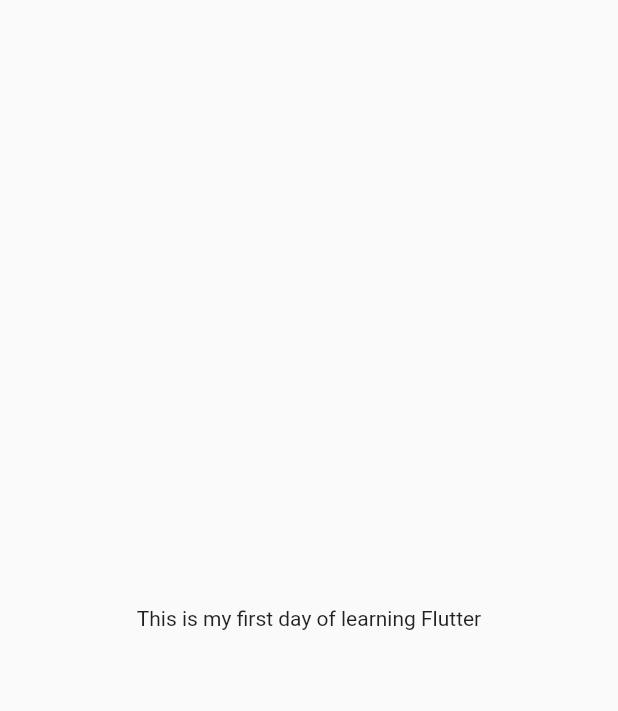
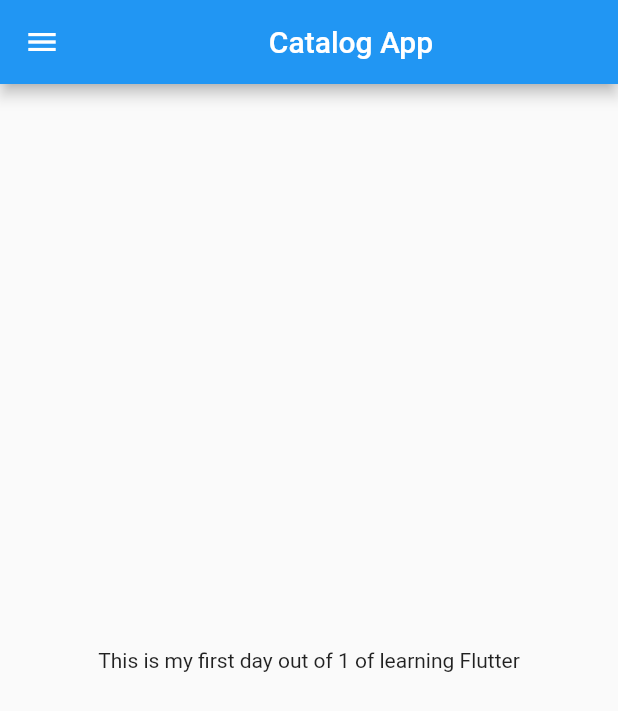
Before and after one commit to lurkingdth/30daysofflutter, a Flutter app: the screen it shows after launch, on a phone screen of 412 x 824 dp. Shown: the top 711 px of the screen. Run offline on Flutter 3.47's test engine with Material 2 defaults, Android fonts, the phone set to English and light mode, and no system bars.

Commit message:
Day2 code completed

```diff
--- /dev/null
+++ b/lib/home_page.dart
@@ -0,0 +1,22 @@
+import 'package:flutter/material.dart';
+
+class HomePage extends StatelessWidget {
+  const HomePage({super.key});
+
+  @override
+  Widget build(BuildContext context) {
+    int days = 1;
+
+    return Scaffold(
+      appBar: AppBar(
+        title: Center(child: Text('Catalog App')),
+      ),
+      body: Center(
+        child: Container(
+          child: Text("This is my first day out of $days of learning Flutter"),
+        ),
+      ),
+      drawer: Drawer(),
+    );
+  }
+}
--- a/lib/main.dart
+++ b/lib/main.dart
@@ -1,4 +1,5 @@
 import 'package:flutter/material.dart';
+import 'package:flutter_catalog/home_page.dart';
 
 void main() {
   runApp(const MyApp());
@@ -9,14 +10,6 @@ class MyApp extends StatelessWidget {
 
   @override
   Widget build(BuildContext context) {
-    return MaterialApp(
-      home: Material(
-        child: Center(
-          child: Container(
-            child: Text("This is my first day of learning Flutter"),
-          ),
-        ),
-      ),
-    );
+    return MaterialApp(home: HomePage());
   }
 }
```
